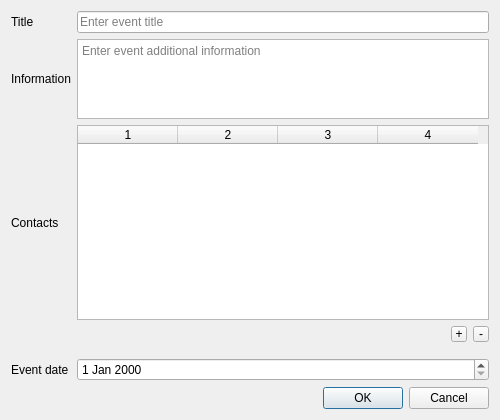
Above: diagram_meta_dialog.ui from uliss/patch_scene before the change. Below: the same form after it.
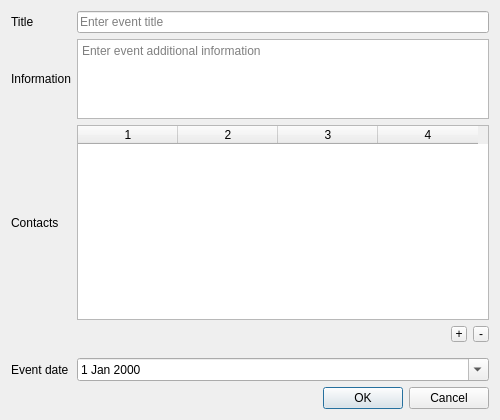
That is the form after the change.

The edit to the form file:
```diff
--- a/diagram_meta_dialog.ui
+++ b/diagram_meta_dialog.ui
@@ -44,9 +44,6 @@
      <property name="text">
       <string>Event date</string>
      </property>
-     <property name="buddy">
-      <cstring>eventDateEdit</cstring>
-     </property>
     </widget>
    </item>
    <item row="0" column="1">
@@ -81,9 +78,6 @@
      </property>
     </widget>
    </item>
-   <item row="4" column="1">
-    <widget class="QDateEdit" name="eventDateEdit"/>
-   </item>
    <item row="0" column="0">
     <widget class="QLabel" name="titleLabel">
      <property name="text">
@@ -193,6 +187,22 @@
      </item>
     </layout>
    </item>
+   <item row="4" column="1">
+    <widget class="QDateEdit" name="eventDateEdit">
+     <property name="frame">
+      <bool>true</bool>
+     </property>
+     <property name="buttonSymbols">
+      <enum>QAbstractSpinBox::PlusMinus</enum>
+     </property>
+     <property name="showGroupSeparator" stdset="0">
+      <bool>false</bool>
+     </property>
+     <property name="calendarPopup">
+      <bool>true</bool>
+     </property>
+    </widget>
+   </item>
   </layout>
  </widget>
  <tabstops>
```
Left out of the diff: 1 changed line with no effect on the pictures.
